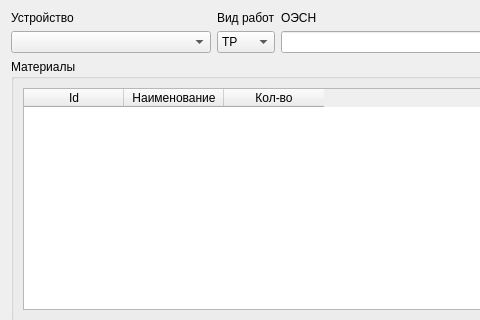
Balyaev-D-A/MFDB, file normativeform.ui: the form before one commit; both pictures show x 0 to 480 and y 0 to 320 of the 1033 by 630 pixel window.
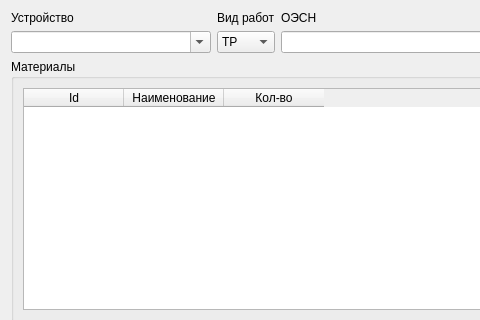
The form after the commit. Custom widgets are drawn as their Qt base class.

Diff of the .ui file:
```diff
--- a/normativeform.ui
+++ b/normativeform.ui
@@ -33,6 +33,9 @@
            <height>0</height>
           </size>
          </property>
+         <property name="editable">
+          <bool>true</bool>
+         </property>
         </widget>
        </item>
       </layout>
```
